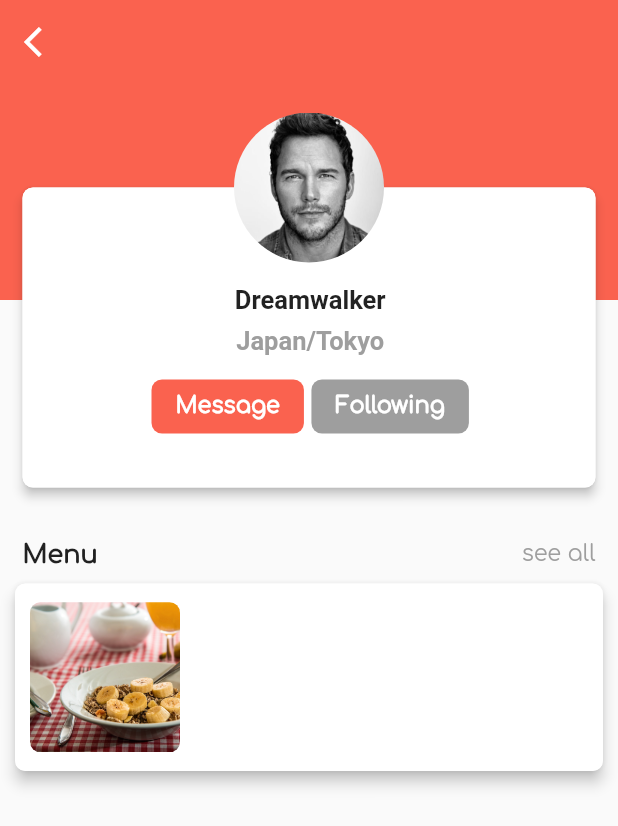
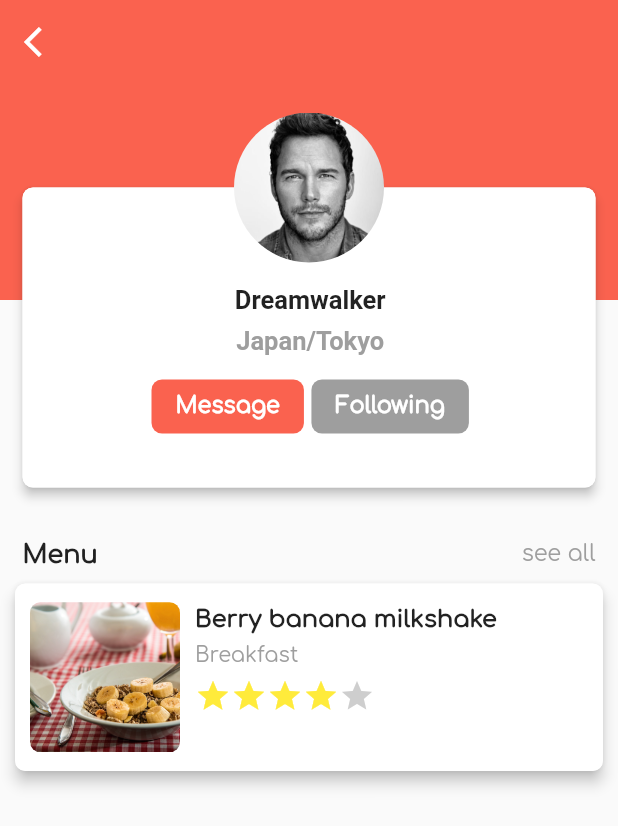
Before and after one commit to JAICHANGPARK/flutter_chef_profile, a Flutter app: the screen it shows after launch, on a phone screen of 412 x 824 dp. Shown: the top 826 px of the screen. Run offline on Flutter 3.47's test engine with Material 2 defaults, Android fonts, the phone set to English and light mode, and no system bars.

Commit message:
Update main.dart

```diff
--- a/lib/main.dart
+++ b/lib/main.dart
@@ -171,22 +171,23 @@ class _MyHomePageState extends State<MyHomePage> {
 
           // 카드 뷰
 
-          SizedBox(height: 10.0,),
+          SizedBox(
+            height: 10.0,
+          ),
 
           Column(
             children: <Widget>[
-
-              menuCard('Berry banana milkshake', 'assets/bananabreak.jpg', 'Breakfast', 4, 2.8, 1.2),
-
+              menuCard('Berry banana milkshake', 'assets/bananabreak.jpg',
+                  'Breakfast', 4, 2.8, 1.2),
             ],
           )
-
         ],
       ),
     );
   }
 
-  Widget menuCard(String title, String imgPath, String type, int rating, double views, double likse){
+  Widget menuCard(String title, String imgPath, String type, int rating,
+      double views, double likse) {
     return Padding(
       padding: EdgeInsets.only(left: 10.0, right: 10.0),
       child: Material(
@@ -204,25 +205,78 @@ class _MyHomePageState extends State<MyHomePage> {
           child: Row(
             children: <Widget>[
               //이미지간 간격
-              SizedBox(width: 10.0,),
+              SizedBox(
+                width: 10.0,
+              ),
 
               Container(
                 height: 100.0,
                 width: 100.0,
                 decoration: BoxDecoration(
-                  image: DecorationImage(image: AssetImage(imgPath), fit: BoxFit.cover),
-                  borderRadius: BorderRadius.circular(7.0)
-                ),
+                    image: DecorationImage(
+                        image: AssetImage(imgPath), fit: BoxFit.cover),
+                    borderRadius: BorderRadius.circular(7.0)),
               ),
 
-              SizedBox(width: 10.0,),
+              SizedBox(
+                width: 10.0,
+              ),
 
+              Column(
+                crossAxisAlignment: CrossAxisAlignment.start, // 정렬할 축
+                children: <Widget>[
+                  SizedBox(
+                    height: 15.0,
+                  ),
 
+                  // 텍스트
+                  Text(
+                    title,
+                    style: TextStyle(
+                        fontFamily: 'Comfortaa',
+                        fontSize: 16.0,
+                        fontWeight: FontWeight.bold),
+                  ),
+                  SizedBox(height: 7.0),
+                  Text(
+                    type,
+                    style: TextStyle(
+                        fontFamily: 'Comfortaa',
+                        color: Colors.grey,
+                        fontSize: 14.0,
+                        fontWeight: FontWeight.w400),
+                  ),
+                  SizedBox(height: 7.0),
+
+                  Row(
+                    children: <Widget>[
+                      getStar(rating, 1),
+                      getStar(rating, 2),
+                      getStar(rating, 3),
+                      getStar(rating, 4),
+                      getStar(rating, 5),
+                    ],
+                  )
+                ],
+              )
             ],
           ),
-
         ),
       ),
     );
   }
+
+  Widget getStar(rating, index) {
+    if (rating >= index) {
+      return Icon(
+        Icons.star,
+        color: Colors.yellow,
+      );
+    } else {
+      return Icon(
+        Icons.star,
+        color: Colors.grey.withOpacity(0.5),
+      );
+    }
+  }
 }
```
